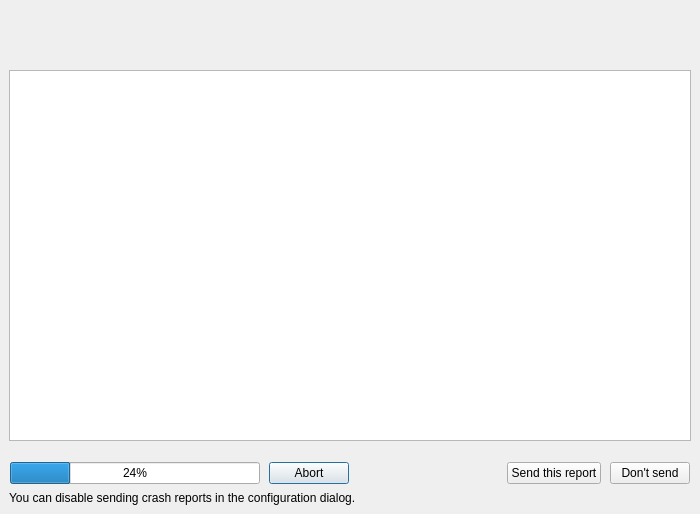
Old version of the form src/3rdparty/libcrashreporter-qt/src/libcrashreporter-gui/CrashReporter.ui in the repository Infomaniak/desktop-infomaniak-drive.
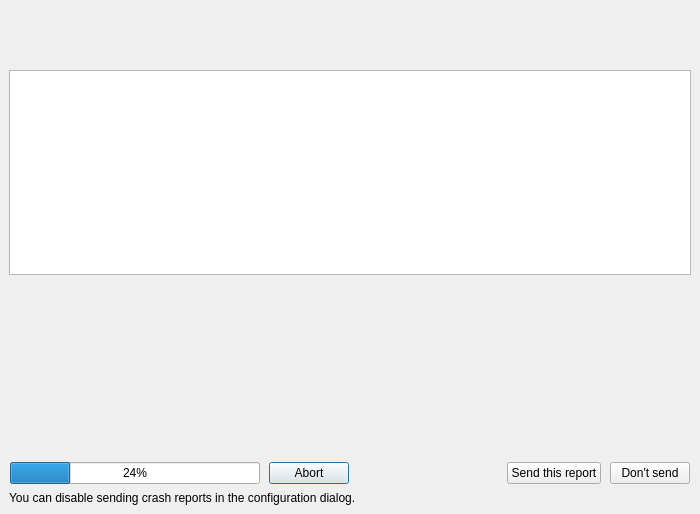
New version of the form.

Commit message: Crash reporter activation - fixes

Patch:
```diff
--- a/src/3rdparty/libcrashreporter-qt/src/libcrashreporter-gui/CrashReporter.ui
+++ b/src/3rdparty/libcrashreporter-qt/src/libcrashreporter-gui/CrashReporter.ui
@@ -152,7 +152,7 @@
      <item>
       <widget class="QLabel" name="progressLabel">
        <property name="sizePolicy">
-        <sizepolicy hsizetype="Expanding" vsizetype="Fixed">
+        <sizepolicy hsizetype="Expanding" vsizetype="Expanding">
          <horstretch>0</horstretch>
          <verstretch>0</verstretch>
         </sizepolicy>
@@ -160,6 +160,9 @@
        <property name="text">
         <string/>
        </property>
+       <property name="wordWrap">
+        <bool>true</bool>
+       </property>
        <property name="openExternalLinks">
         <bool>true</bool>
        </property>
```
The commit also changes 1 other file.
